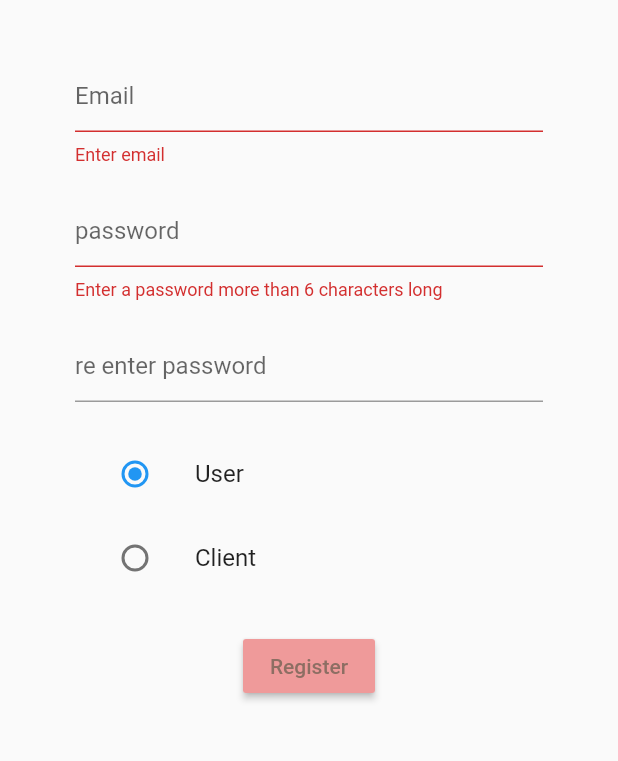
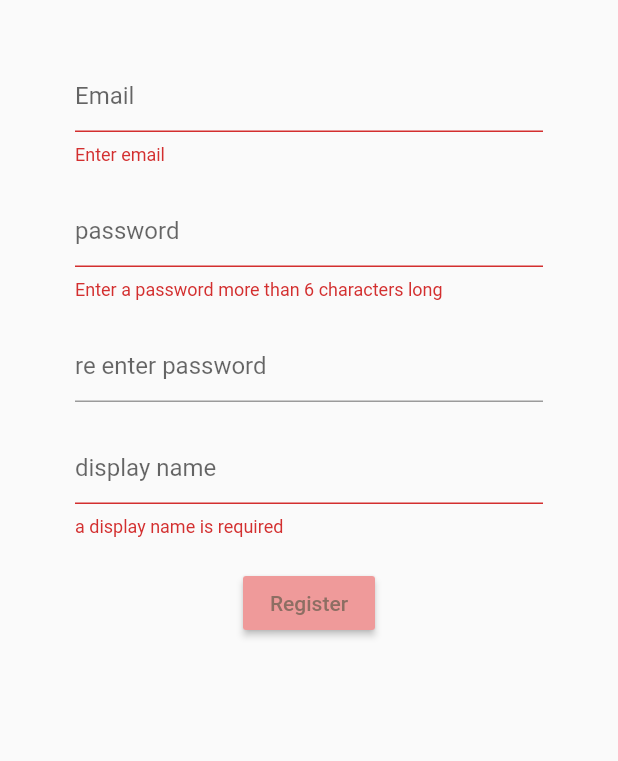
Before and after one commit to creepymarshmallow117/booking_app, a Flutter app: the screen it shows after launch, after a tap on "Register", on a phone screen of 412 x 824 dp, the part 84-845 px from its top. Run offline on Flutter 3.47's test engine with Material 2 defaults, Android fonts, the phone set to English and light mode, and no system bars; our stand-ins replace cloud_firestore, firebase_auth, firebase_core; accounts and stored records are empty.

Commit message:
solved the problems with settings.gradle build.gradle updated dependencies, little changes in main.dart file and registration for user is working.

```diff
--- a/lib/screens/authenticate/register.dart
+++ b/lib/screens/authenticate/register.dart
@@ -14,8 +14,8 @@ class _RegisterState extends State<Register> {
   //email and password
   String email = '';
   String password = '';
+  String displayName = '';
   String error = '';
-  TypeOfUser typeUser = TypeOfUser.user;
 
   @override
   Widget build(BuildContext context) {
@@ -62,29 +62,16 @@ class _RegisterState extends State<Register> {
                   ),
                 ),
                 SizedBox(height: 20.0),
-                ListTile(
-                    title: const Text("User"),
-                    leading: Radio(
-                      value: TypeOfUser.user,
-                      groupValue: typeUser,
-                      onChanged: (TypeOfUser value){
-                        setState(() {
-                          typeUser = value;
-                        });
-                      },
-                    )
-                ),
-                ListTile(
-                    title: const Text("Client"),
-                    leading: Radio(
-                      value: TypeOfUser.client,
-                      groupValue: typeUser,
-                      onChanged: (TypeOfUser value){
-                        setState(() {
-                          typeUser = value;
-                        });
-                      },
-                    )
+                TextFormField(
+                  validator: (val) => displayName.isEmpty ? "a display name is required": null,
+                  decoration: new InputDecoration(
+                      hintText: 'display name'
+                  ),
+                  onChanged: (val){
+                    setState(() {
+                      displayName = val;
+                    });
+                  },
                 ),
                 SizedBox(height: 20.0),
                 RaisedButton(
@@ -94,7 +81,7 @@ class _RegisterState extends State<Register> {
                       print(email);
                       print(password);
                       if (formKey.currentState.validate()){
-                        dynamic result = await auth.registerWithEmail(email, password, typeUser.toString());
+                        dynamic result = await auth.registerWithEmail(email, password, displayName);
                         if(result == null){
                           setState((){
                             error = 'please supply a valid email';
--- a/lib/services/auth.dart
+++ b/lib/services/auth.dart
@@ -3,17 +3,11 @@ import 'package:firebase_auth/firebase_auth.dart';
 
 class AuthService{
   final FirebaseAuth auth = FirebaseAuth.instance;
-  Future registerWithEmail(String email, String password, String typeUser) async{
+  Future registerWithEmail(String email, String password, String displayName) async{
     try{
       User user = (await auth.createUserWithEmailAndPassword(email: email, password: password)).user;
       //create a new document for the user with the uid
-      if(typeUser == "typeOfUser.user"){
-        typeUser = "user_data";
-      }
-      else if(typeUser == "typeOfUser.client"){
-        typeUser = "client_data";
-      }
-      await DatabaseService(uid: user.uid).updateDocument(typeUser);
+      await DatabaseService(uid: user.uid).createDocument(displayName, "user");
       return user;
     }catch(e){
       print(e.toString());
```
Also changed, not shown: lib/services/database.dart (+4 -10 lines).
